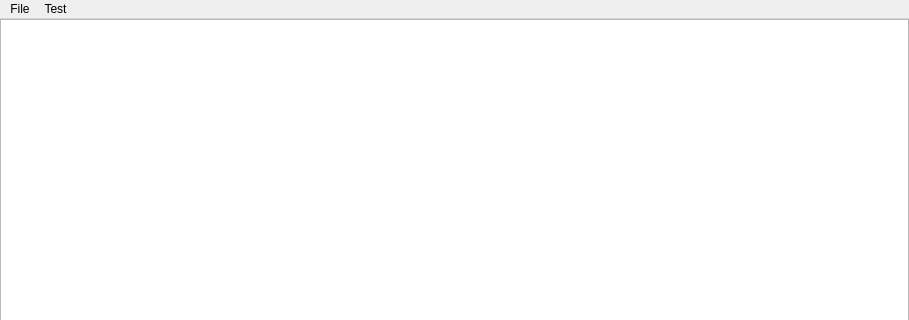
First picture: the form in mainwindow.ui, repository J2xMurphy/BadTextManipulator, before the edit; both pictures show x 0 to 909 and y 0 to 320 of the 909 by 581 pixel window.
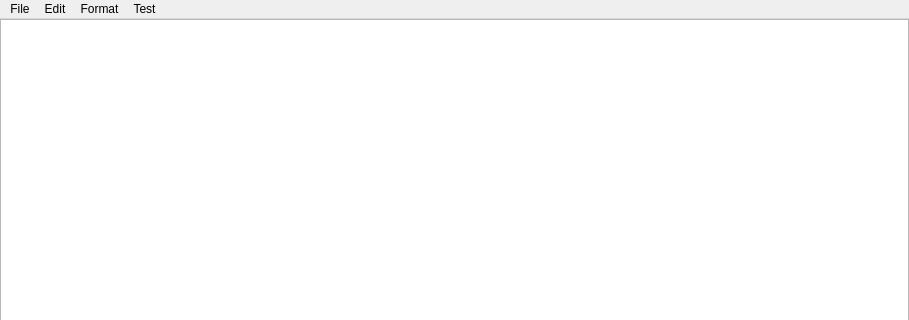
Second picture: the form after the edit.

The edit to the form file:
```diff
--- a/mainwindow.ui
+++ b/mainwindow.ui
@@ -82,12 +82,26 @@
    </widget>
    <widget class="QMenu" name="menuTest">
     <property name="title">
-     <string>Test</string>
+     <string>Format</string>
     </property>
     <addaction name="actionFont_List"/>
    </widget>
+   <widget class="QMenu" name="menuTest_2">
+    <property name="title">
+     <string>Test</string>
+    </property>
+    <addaction name="actionSelector"/>
+   </widget>
+   <widget class="QMenu" name="menuEdit">
+    <property name="title">
+     <string>Edit</string>
+    </property>
+    <addaction name="actionFind"/>
+   </widget>
    <addaction name="menuFile"/>
+   <addaction name="menuEdit"/>
    <addaction name="menuTest"/>
+   <addaction name="menuTest_2"/>
   </widget>
   <widget class="QStatusBar" name="statusbar">
    <property name="acceptDrops">
```
Left out of the diff: 16 changed lines with no effect on the pictures.
